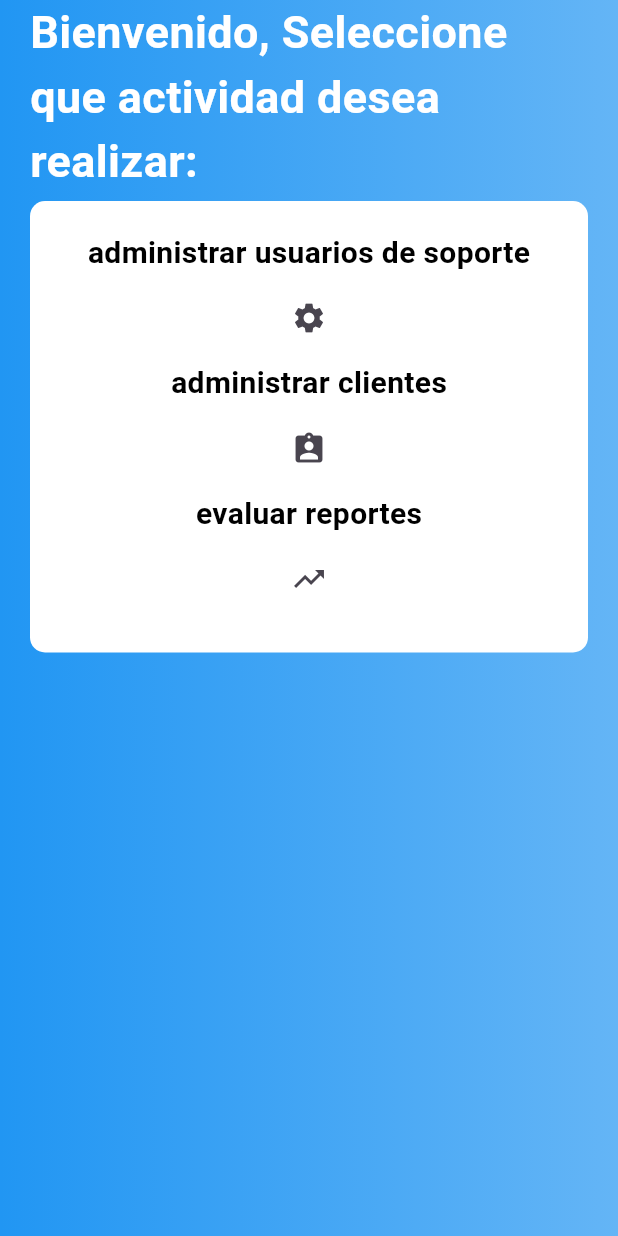
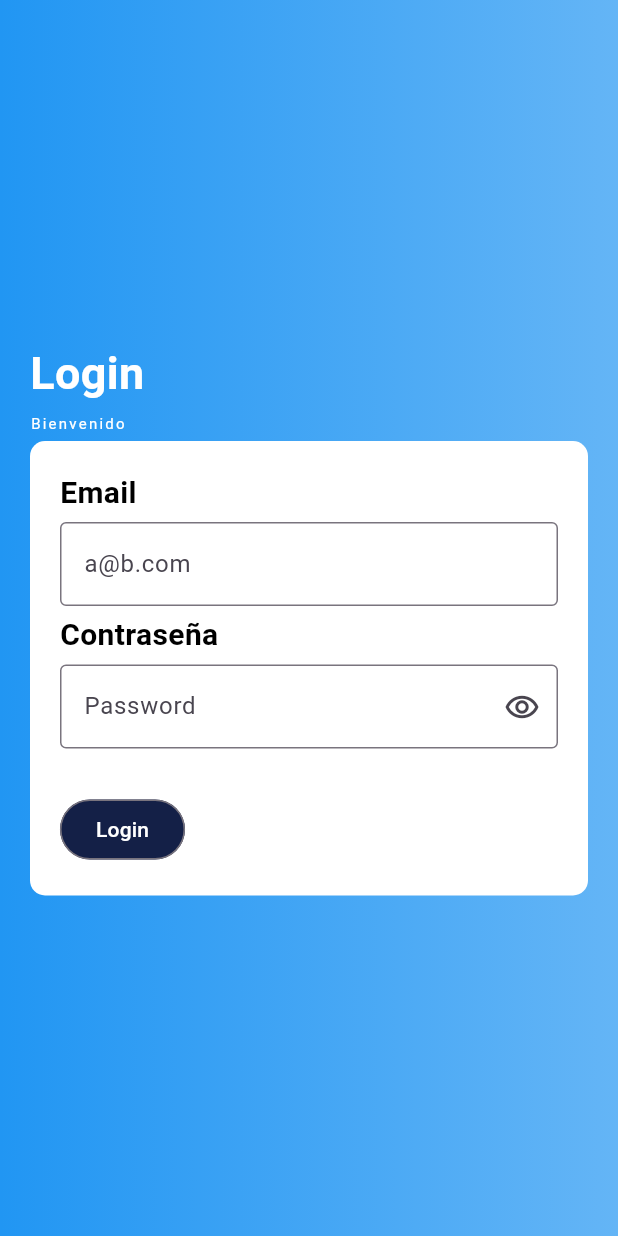
Before and after one commit to Vectorifico3/otroproyecto, a Flutter app: the screen it shows after launch, on a phone screen of 412 x 824 dp. Run offline on Flutter 3.47's test engine with Material 3 defaults, Android fonts, the phone set to English and light mode, and no system bars; our stand-ins replace get.

Commit message:
implementacion de controladores
se creo la navegacion por medio del Getx y se permitio el acceso a los usuarios controladores

```diff
--- a/lib/main.dart
+++ b/lib/main.dart
@@ -2,6 +2,8 @@ import 'package:flutter/material.dart';
 import 'package:otroproyecto/pages/login.dart';
 import 'package:otroproyecto/pages/usuario_controlador.dart';
 import 'package:otroproyecto/pages/usuario_reportes.dart';
+import 'package:get/get.dart';
+
 
 void main() {
   runApp(const MyApp());
@@ -12,10 +14,24 @@ class MyApp extends StatelessWidget {
 
   @override
   Widget build(BuildContext context) {
-    return MaterialApp(
+    return GetMaterialApp(
       title: 'Material App',
       debugShowCheckedModeBanner: false,
-      home: controlador(),
+      initialRoute: '/login',
+      getPages: [
+        GetPage(name: '/login', page: ()=> const LoginPage()),
+        GetPage(name: '/Reportes', page: ()=> reportes()),
+        GetPage(name: '/Controlador', page: ()=> const controlador()),
+        /*
+        GetPage(name: '/clientes', page: ()=> clientes()),
+        GetPage(name: '/usuarios', page: ()=> usuarios()),
+        GetPage(name: '/Creportes', page: ()=> Creportes()),
+        */
+        ],
+
+
+
+
     );
   }
 }
--- a/lib/pages/login.dart
+++ b/lib/pages/login.dart
@@ -1,8 +1,12 @@
-// ignore_for_file: sort_child_properties_last, prefer_const_constructors
+// ignore_for_file: sort_child_properties_last, prefer_const_constructors, override_on_non_overriding_member, library_private_types_in_public_api, use_key_in_widget_constructors
 
 import 'package:flutter/material.dart';
+import 'package:get/get.dart';
+import 'package:otroproyecto/pages/usuario_controlador.dart';
 
 class LoginPage extends StatefulWidget {
+  const LoginPage({super.key});
+
   @override
   _LoginPageState createState() => _LoginPageState();
 }
@@ -67,11 +71,17 @@ class Datos extends StatefulWidget {
 }
 
 class _DatosState extends State<Datos> {
+  final _formKey = GlobalKey<FormState>();
+  final _emailController = TextEditingController();
+  final _passwordController = TextEditingController();
   @override
   bool obs = true;
+  @override
   Widget build(BuildContext context) {
     return Container(
       padding: EdgeInsets.all(20),
+      child: Form(
+        key: _formKey,
         child: Column(
           crossAxisAlignment: CrossAxisAlignment.start,
           children: [
@@ -87,11 +97,21 @@ class _DatosState extends State<Datos> {
               height: 5,
             ),
             TextFormField(
+              key: const Key('TextFormFieldEmail'),
+              controller: _emailController,
               keyboardType: TextInputType.emailAddress,
               decoration: InputDecoration(
                 border: OutlineInputBorder(),
                 hintText: 'a@b.com',
               ),
+              validator: (value) {
+                if (value!.isEmpty) {
+                  return "Enter Email";
+                } else if (!value.contains('@')) {
+                  return "Enter a valid Email";
+                }
+                return null;
+              },
             ),
             SizedBox(
               height: 5,
@@ -108,6 +128,8 @@ class _DatosState extends State<Datos> {
               height: 5,
             ),
             TextFormField(
+                key: const Key('TextFormFieldPass'),
+                controller: _passwordController,
                 obscureText: obs,
                 decoration: InputDecoration(
                     border: OutlineInputBorder(),
@@ -119,30 +141,35 @@ class _DatosState extends State<Datos> {
                           });
                         },
                         icon: Icon(Icons.remove_red_eye_outlined))),
-          ),
+                validator: (value) {
+                  if (value!.isEmpty) {
+                    return "Enter password";
+                  }
+                  return null;
+                }),
             SizedBox(
               height: 30,
             ),
-          Botones(),
-        ],
-      ),
-      decoration: BoxDecoration(
-        borderRadius: BorderRadius.circular(10),
-        color: Colors.white,
-      ),
+            OutlinedButton(
+              key: const Key('ButtonLoginSubmit'),
+              onPressed: () {
+                FocusScope.of(context).requestFocus(FocusNode());
+                final form = _formKey.currentState;
+                form!.save();
+                if (form.validate()) {
+                  if ("a@a.com" == _emailController.text ||
+                      "b@a.com" == _emailController.text) {
+                    Get.to(controlador());
+                  } else if (1 == 2) {
+                    /*implementacion del login de usuarios de soporte */
+                  } else {
+                    const snackBar = SnackBar(
+                      content: Text('User or passwor nok'),
                     );
+                    ScaffoldMessenger.of(context).showSnackBar(snackBar);
                   }
                 }
-
-
-class Botones extends StatelessWidget {
-  @override
-  Widget build(BuildContext context) {
-    return Container(
-      width: double.infinity,
-      height: 50,
-      child: ElevatedButton(
-        onPressed: () {},
+              },
               child: Text(
                 'Login',
                 style: TextStyle(
@@ -150,8 +177,16 @@ class Botones extends StatelessWidget {
                 ),
               ),
               style: ButtonStyle(
-          backgroundColor: MaterialStateProperty.all<Color>(Color(0xff142047)),
+                backgroundColor:
+                    MaterialStateProperty.all<Color>(Color(0xff142047)),
               ),
+            ),
+          ],
+        ),
+      ),
+      decoration: BoxDecoration(
+        borderRadius: BorderRadius.circular(10),
+        color: Colors.white,
       ),
     );
   }
--- a/pubspec.yaml
+++ b/pubspec.yaml
@@ -35,6 +35,7 @@ dependencies:
   # The following adds the Cupertino Icons font to your application.
   # Use with the CupertinoIcons class for iOS style icons.
   cupertino_icons: ^1.0.6
+  get: ^4.6.6
 
 dev_dependencies:
   flutter_test:
```
Also changed, not shown: lib/pages/usuario_controlador.dart (+25 -12 lines), lib/pages/usuario_reportes.dart (+3 -4 lines), pubspec.lock. Lines whose indentation alone changed are shown as unchanged.
